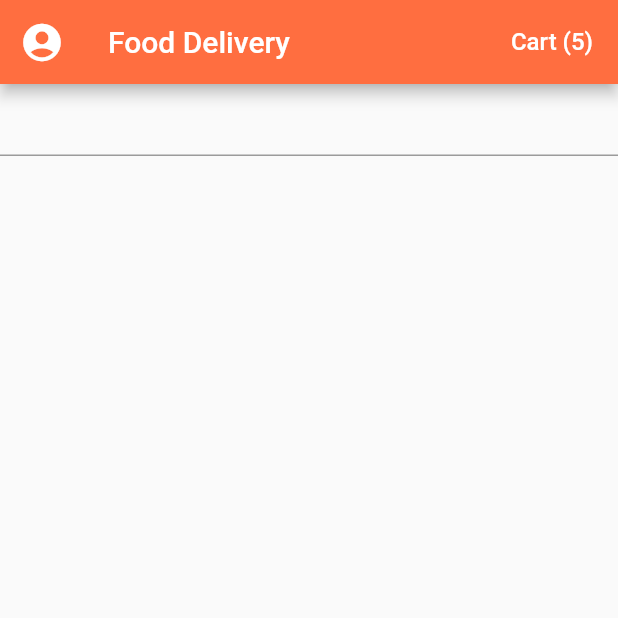
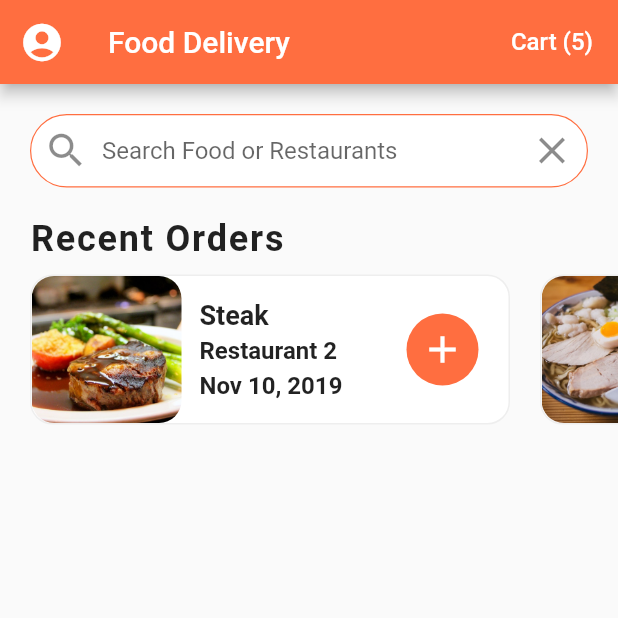
Before and after one commit to rahafAlzahrani/food_delivery_ui, a Flutter app: the screen it shows after launch, on a phone screen of 412 x 824 dp, the top half of it. Run offline on Flutter 3.47's test engine with Material 2 defaults, Android fonts, the phone set to English and light mode, and no system bars.

Commit message:
update homeScreen

```diff
--- a/lib/screens/home_screen.dart
+++ b/lib/screens/home_screen.dart
@@ -1,5 +1,6 @@
 import 'package:flutter/material.dart';
 import 'package:flutter_food_delivery_ui/data/data.dart';
+import 'package:flutter_food_delivery_ui/widgets/recent_orders.dart';
 
 class HomeScreen extends StatefulWidget {
   @override
@@ -31,7 +32,42 @@ class _HomeScreenState extends State<HomeScreen> {
       ),
       body: ListView(
         children: [
-          TextField(),
+          Padding(
+            padding: EdgeInsets.all(20.0),
+            child: TextField(
+              decoration: InputDecoration(
+                contentPadding: EdgeInsets.symmetric(vertical: 15.0),
+                fillColor: Colors.white,
+                filled: true,
+                border: OutlineInputBorder(
+                  borderRadius: BorderRadius.circular(30.0),
+                  borderSide: BorderSide(
+                    width: 0.8,
+                  ),
+                ),
+                enabledBorder: OutlineInputBorder(
+                  borderRadius: BorderRadius.circular(30.0),
+                  borderSide: BorderSide(
+                    width: 0.8,
+                    color: Theme.of(context).primaryColor,
+                  ),
+                ),
+                hintText: 'Search Food or Restaurants',
+                prefixIcon: Icon(
+                  Icons.search,
+                  size: 30.0,
+                ),
+                suffixIcon: IconButton(
+                  icon: Icon(
+                    Icons.clear,
+                    size: 30.0,
+                  ),
+                  onPressed: () {},
+                ),
+              ),
+            ),
+          ),
+          RecentOrders(),
         ],
       ),
     );
--- /dev/null
+++ b/lib/widgets/recent_orders.dart
@@ -0,0 +1,126 @@
+import 'package:flutter/material.dart';
+import 'package:flutter_food_delivery_ui/data/data.dart';
+import 'package:flutter_food_delivery_ui/models/order.dart';
+
+class RecentOrders extends StatelessWidget {
+  _buildRecentOrder(BuildContext context, Order order) {
+    return Container(
+      margin: EdgeInsets.all(10.0),
+      width: 320.0,
+      decoration: BoxDecoration(
+        color: Colors.white,
+        borderRadius: BorderRadius.circular(15.0),
+        border: Border.all(
+          width: 1.0,
+          color: Colors.grey[200],
+        ),
+      ),
+      child: Row(
+        mainAxisAlignment: MainAxisAlignment.spaceBetween,
+        children: [
+          Expanded(
+            child: Row(
+              children: [
+                ClipRRect(
+                  borderRadius: BorderRadius.circular(15.0),
+                  child: Image(
+                    height: 100.0,
+                    width: 100.0,
+                    image: AssetImage(order.food.imageUrl),
+                    fit: BoxFit.cover,
+                  ),
+                ),
+                Expanded(
+                  child: Container(
+                    margin: EdgeInsets.all(12.0),
+                    child: Column(
+                      mainAxisAlignment: MainAxisAlignment.center,
+                      crossAxisAlignment: CrossAxisAlignment.start,
+                      children: [
+                        Text(
+                          order.food.name,
+                          style: TextStyle(
+                            fontSize: 18.0,
+                            fontWeight: FontWeight.bold,
+                          ),
+                          //if the text is long use this to make the rest of the text that does not appear in the screen as ....
+                          overflow: TextOverflow.ellipsis,
+                        ),
+                        SizedBox(height: 4.0),
+                        Text(
+                          order.restaurant.name,
+                          style: TextStyle(
+                            fontSize: 16.0,
+                            fontWeight: FontWeight.w600,
+                          ),
+                          overflow: TextOverflow.ellipsis,
+                        ),
+                        SizedBox(height: 4.0),
+                        Text(
+                          order.date,
+                          style: TextStyle(
+                            fontSize: 16.0,
+                            fontWeight: FontWeight.w600,
+                          ),
+                          overflow: TextOverflow.ellipsis,
+                        ),
+                      ],
+                    ),
+                  ),
+                ),
+              ],
+            ),
+          ),
+          Container(
+            margin: EdgeInsets.only(right: 20.0),
+            width: 48.0,
+            decoration: BoxDecoration(
+              color: Theme.of(context).primaryColor,
+              borderRadius: BorderRadius.circular(30.0),
+            ),
+            child: IconButton(
+              icon: Icon(Icons.add),
+              iconSize: 30.0,
+              color: Colors.white,
+              onPressed: () {},
+            ),
+          ),
+        ],
+      ),
+    );
+  }
+
+  @override
+  Widget build(BuildContext context) {
+    return Column(
+      crossAxisAlignment: CrossAxisAlignment.start,
+      children: [
+        Padding(
+          padding: const EdgeInsets.symmetric(
+            horizontal: 20.0,
+          ),
+          child: Text(
+            'Recent Orders',
+            style: TextStyle(
+              fontSize: 24.0,
+              fontWeight: FontWeight.w600,
+              letterSpacing: 1.2,
+            ),
+          ),
+        ),
+        Container(
+          height: 120.0,
+          child: ListView.builder(
+            padding: EdgeInsets.only(left: 10.0),
+            scrollDirection: Axis.horizontal,
+            itemCount: currentUser.orders.length,
+            itemBuilder: (BuildContext context, int index) {
+              Order order = currentUser.orders[index];
+              return _buildRecentOrder(context, order);
+            },
+          ),
+        ),
+      ],
+    );
+  }
+}
```
